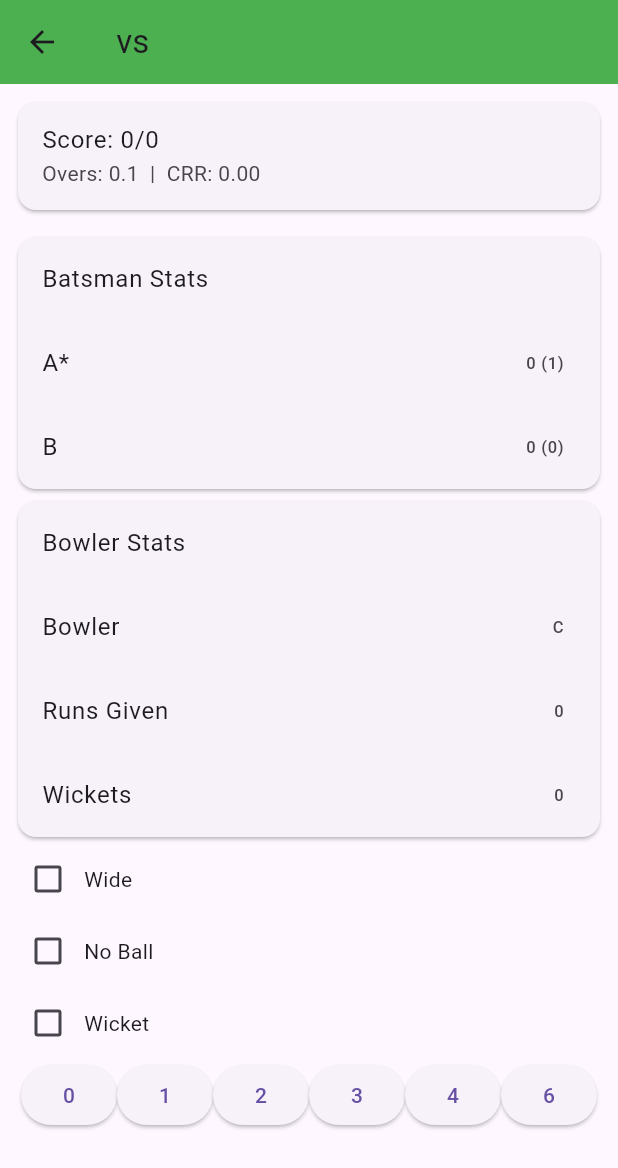
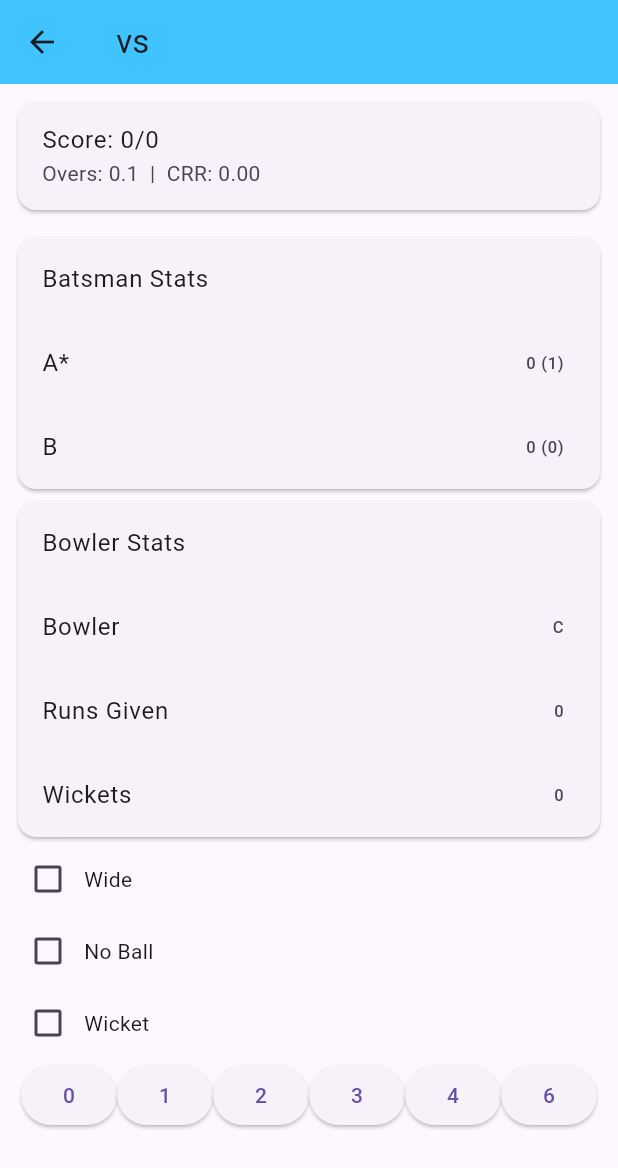
Before and after one commit to sanjidhasib/Cricket, a Flutter app: the MatchPage screen opened directly with empty values, after a tap on an icon or button, on a phone screen of 412 x 824 dp. Shown: the top 1168 px of the screen. Run offline on Flutter 3.47's test engine with Material 3 defaults, Android fonts, the light colour scheme and no system bars.

Commit message:
new branch opened

```diff
--- a/lib/main.dart
+++ b/lib/main.dart
@@ -1,7 +1,20 @@
 import 'package:flutter/material.dart';
+import 'match_page.dart';
+import 'splash_screen.dart';
 
 void main() {
-  runApp(CricketScorerApp());
+  runApp(MyApp());
+}
+
+
+  class MyApp extends StatelessWidget {
+  @override
+  Widget build(BuildContext context) {
+    return MaterialApp(
+      debugShowCheckedModeBanner: false,
+      home: SplashScreen(),
+    );
+  }
 }
 
 class CricketScorerApp extends StatelessWidget {
@@ -24,7 +37,6 @@ class _MatchSetupPageState extends State<MatchSetupPage> {
   TextEditingController visitorController = TextEditingController();
   TextEditingController oversController = TextEditingController();
   String? tossWinner;
-  String? decision;
 
   @override
   Widget build(BuildContext context) {
@@ -93,7 +105,7 @@ class _MatchSetupPageState extends State<MatchSetupPage> {
               Center(
                 child: ElevatedButton(
                   style: ElevatedButton.styleFrom(
-                    backgroundColor: Colors.blue,
+                    backgroundColor: Colors.lightBlueAccent,
                     padding: EdgeInsets.symmetric(horizontal: 40, vertical: 15),
                   ),
                   onPressed: () {
@@ -123,155 +135,3 @@ class _MatchSetupPageState extends State<MatchSetupPage> {
     );
   }
 }
-
-class MatchPage extends StatefulWidget {
-  final String hostTeam;
-  final String visitorTeam;
-  final int overs;
-
-  MatchPage(
-      {required this.hostTeam, required this.visitorTeam, required this.overs});
-
-  @override
-  _MatchPageState createState() => _MatchPageState();
-}
-
-class _MatchPageState extends State<MatchPage> {
-  int runs = 0, balls = 0, wickets = 0, oversCompleted = 0, bowlerBalls = 0;
-  double crr = 0.0;
-  String batsman1 = "A*";
-  String batsman2 = "B";
-  String bowler = "C";
-  int batsman1Runs = 0, batsman2Runs = 0, batsman1Balls = 0, batsman2Balls = 0;
-  int bowlerRuns = 0, bowlerWickets = 0;
-  bool wide = false, noBall = false, wicket = false;
-  List<int> runOptions = [0, 1, 2, 3, 4, 6];
-
-  void updateCRR() {
-    if (balls > 0) {
-      setState(() {
-        crr = (runs / (balls / 6));
-      });
-    }
-  }
-
-  void nextBall(int run) {
-    setState(() {
-      if (wide || noBall) {
-        runs += run + 1;
-        bowlerRuns += 1;
-      } else {
-        runs += run;
-        balls++;
-        bowlerBalls++;
-
-        if (wicket) {
-          wickets++;
-          wicket = false;
-        } else {
-          if (batsman1.endsWith("*")) {
-            batsman1Runs += run;
-            batsman1Balls++;
-          } else {
-            batsman2Runs += run;
-            batsman2Balls++;
-          }
-        }
-
-        if (run % 2 != 0) {
-          String temp = batsman1;
-          batsman1 = batsman2;
-          batsman2 = temp;
-        }
-
-        if (bowlerBalls >= 6) {
-          bowlerBalls = 0;
-          oversCompleted++;
-          bowler = "New Bowler";
-        }
-      }
-
-      wide = noBall = false;
-    });
-    updateCRR();
-  }
-
-  @override
-  Widget build(BuildContext context) {
-    return Scaffold(
-      appBar: AppBar(
-        title: Text("${widget.hostTeam} vs ${widget.visitorTeam}"),
-        backgroundColor: Colors.green,
-      ),
-      body: Padding(
-        padding: const EdgeInsets.all(8.0),
-        child: Column(
-          children: [
-            _buildScoreCard(),
-            SizedBox(height: 10),
-            _buildStatsCard("Batsman Stats", [
-              _buildStatRow("$batsman1", "$batsman1Runs ($batsman1Balls)"),
-              _buildStatRow("$batsman2", "$batsman2Runs ($batsman2Balls)"),
-            ]),
-            _buildStatsCard("Bowler Stats", [
-              _buildStatRow("Bowler", "$bowler"),
-              _buildStatRow("Runs Given", "$bowlerRuns"),
-              _buildStatRow("Wickets", "$bowlerWickets"),
-            ]),
-            _buildExtrasSelection(),
-            _buildRunButtons(),
-          ],
-        ),
-      ),
-    );
-  }
-
-  Widget _buildScoreCard() {
-    return Card(
-      child: ListTile(
-        title: Text("Score: $runs/$wickets"),
-        subtitle: Text(
-            "Overs: $oversCompleted.$bowlerBalls  |  CRR: ${crr.toStringAsFixed(2)}"),
-      ),
-    );
-  }
-
-  Widget _buildStatsCard(String title, List<Widget> rows) {
-    return Card(
-      child: Column(children: [ListTile(title: Text(title)), ...rows]),
-    );
-  }
-
-  Widget _buildStatRow(String title, String value) {
-    return ListTile(
-      title: Text(title),
-      trailing: Text(value),
-    );
-  }
-
-  Widget _buildExtrasSelection() {
-    return Wrap(
-      children: [
-        _buildCheckbox("Wide", wide, (val) => setState(() => wide = val!)),
-        _buildCheckbox(
-            "No Ball", noBall, (val) => setState(() => noBall = val!)),
-        _buildCheckbox(
-            "Wicket", wicket, (val) => setState(() => wicket = val!)),
-      ],
-    );
-  }
-
-  Widget _buildCheckbox(String label, bool value, Function(bool?) onChanged) {
-    return Row(
-        children: [Checkbox(value: value, onChanged: onChanged), Text(label)]);
-  }
-
-  Widget _buildRunButtons() {
-    return Wrap(
-      children: runOptions
-          .map((run) => ElevatedButton(
-              onPressed: () => nextBall(run), child: Text("$run")))
-          .toList(),
-    );
-  }
-}
--- /dev/null
+++ b/lib/match_page.dart
@@ -0,0 +1,229 @@
+import 'package:flutter/material.dart';
+
+class MatchPage extends StatefulWidget {
+  final String hostTeam;
+  final String visitorTeam;
+  final int overs;
+
+  const MatchPage(
+      {super.key,
+      required this.hostTeam,
+      required this.visitorTeam,
+      required this.overs});
+
+  @override
+  MatchPageState createState() => MatchPageState();
+}
+
+class MatchPageState extends State<MatchPage> {
+  int runs = 0, balls = 0, wickets = 0, oversCompleted = 0, bowlerBalls = 0;
+  double crr = 0.0;
+  String batsman1 = "A*";
+  String batsman2 = "B";
+  String bowler = "C";
+  int batsman1Runs = 0, batsman2Runs = 0, batsman1Balls = 0, batsman2Balls = 0;
+  int bowlerRuns = 0, bowlerWickets = 0;
+  bool wide = false, noBall = false, wicket = false;
+  List<int> runOptions = [0, 1, 2, 3, 4, 6];
+
+  void updateCRR() {
+    if (balls > 0) {
+      setState(() {
+        crr = runs / (balls / 6);
+      });
+    }
+  }
+
+  void nextBall(int run) {
+    setState(() {
+      if (wide || noBall) {
+        runs += run + 1;
+        bowlerRuns += 1;
+      } else {
+        runs += run;
+        balls++;
+        bowlerBalls++;
+
+        if (wicket) {
+          wickets++;
+          bowlerWickets++;
+          wicket = false;
+          _showBatsmanDialog();
+        } else {
+          if (batsman1.endsWith("*")) {
+            batsman1Runs += run;
+            batsman1Balls++;
+          } else {
+            batsman2Runs += run;
+            batsman2Balls++;
+          }
+        }
+
+        if (run % 2 != 0) {
+          String temp = batsman1;
+          batsman1 = batsman2;
+          batsman2 = temp;
+        }
+
+        if (bowlerBalls >= 6) {
+          bowlerBalls = 0;
+          oversCompleted++;
+          _showBowlerDialog();
+        }
+      }
+      wide = noBall = false;
+    });
+    updateCRR();
+  }
+
+  void _showBatsmanDialog() {
+    TextEditingController batsmanController = TextEditingController();
+    showDialog(
+      context: context,
+      builder: (context) {
+        return AlertDialog(
+          title: const Text("New Batsman"),
+          content: TextField(
+            controller: batsmanController,
+            decoration:
+                const InputDecoration(hintText: "Enter new batsman name"),
+          ),
+          actions: [
+            TextButton(
+              onPressed: () {
+                if (batsmanController.text.isNotEmpty) {
+                  setState(() {
+                    if (batsman1.endsWith("*")) {
+                      batsman1 = "${batsmanController.text}*";
+                      batsman1Runs = 0;
+                      batsman1Balls = 0;
+                    } else {
+                      batsman2 = batsmanController.text;
+                      batsman2Runs = 0;
+                      batsman2Balls = 0;
+                    }
+                  });
+                }
+                Navigator.pop(context);
+              },
+              child: const Text("OK"),
+            ),
+          ],
+        );
+      },
+    );
+  }
+
+  void _showBowlerDialog() {
+    TextEditingController bowlerController = TextEditingController();
+    showDialog(
+      context: context,
+      builder: (context) {
+        return AlertDialog(
+          title: const Text("New Bowler"),
+          content: TextField(
+            controller: bowlerController,
+            decoration:
+                const InputDecoration(hintText: "Enter new bowler name"),
+          ),
+          actions: [
+            TextButton(
+              onPressed: () {
+                if (bowlerController.text.isNotEmpty) {
+                  setState(() {
+                    bowler = bowlerController.text;
+                    bowlerRuns = 0;
+                    bowlerWickets = 0;
+                  });
+                }
+                Navigator.pop(context);
+              },
+              child: const Text("OK"),
+            ),
+          ],
+        );
+      },
+    );
+  }
+
+  @override
+  Widget build(BuildContext context) {
+    return Scaffold(
+      appBar: AppBar(
+        title: Text("${widget.hostTeam} vs ${widget.visitorTeam}"),
+        backgroundColor: Colors.lightBlueAccent,
+      ),
+      body: SingleChildScrollView(
+        child: Padding(
+          padding: const EdgeInsets.all(8.0),
+          child: Column(
+            children: [
+              _buildScoreCard(),
+              const SizedBox(height: 10),
+              _buildStatsCard("Batsman Stats", [
+                _buildStatRow(batsman1, "$batsman1Runs ($batsman1Balls)"),
+                _buildStatRow(batsman2, "$batsman2Runs ($batsman2Balls)"),
+              ]),
+              _buildStatsCard("Bowler Stats", [
+                _buildStatRow("Bowler", bowler),
+                _buildStatRow("Runs Given", "$bowlerRuns"),
+                _buildStatRow("Wickets", "$bowlerWickets"),
+              ]),
+              _buildExtrasSelection(),
+              _buildRunButtons(),
+            ],
+          ),
+        ),
+      ),
+    );
+  }
+
+  Widget _buildScoreCard() {
+    return Card(
+      child: ListTile(
+        title: Text("Score: $runs/$wickets"),
+        subtitle: Text(
+            "Overs: $oversCompleted.$bowlerBalls  |  CRR: ${crr.toStringAsFixed(2)}"),
+      ),
+    );
+  }
+
+  Widget _buildStatsCard(String title, List<Widget> rows) {
+    return Card(
+      child: Column(children: [ListTile(title: Text(title)), ...rows]),
+    );
+  }
+
+  Widget _buildStatRow(String title, String value) {
+    return ListTile(
+      title: Text(title),
+      trailing: Text(value),
+    );
+  }
+
+  Widget _buildExtrasSelection() {
+    return Wrap(
+      children: [
+        _buildCheckbox("Wide", wide, (val) => setState(() => wide = val!)),
+        _buildCheckbox(
+            "No Ball", noBall, (val) => setState(() => noBall = val!)),
+        _buildCheckbox(
+            "Wicket", wicket, (val) => setState(() => wicket = val!)),
+      ],
+    );
+  }
+
+  Widget _buildCheckbox(String label, bool value, Function(bool?) onChanged) {
+    return Row(
+        children: [Checkbox(value: value, onChanged: onChanged), Text(label)]);
+  }
+
+  Widget _buildRunButtons() {
+    return Wrap(
+      children: runOptions
+          .map((run) => ElevatedButton(
+              onPressed: () => nextBall(run), child: Text("$run")))
+          .toList(),
+    );
+  }
+}
```
Also changed, not shown: lib/splash_screen.dart (added, +40 -0 lines).
